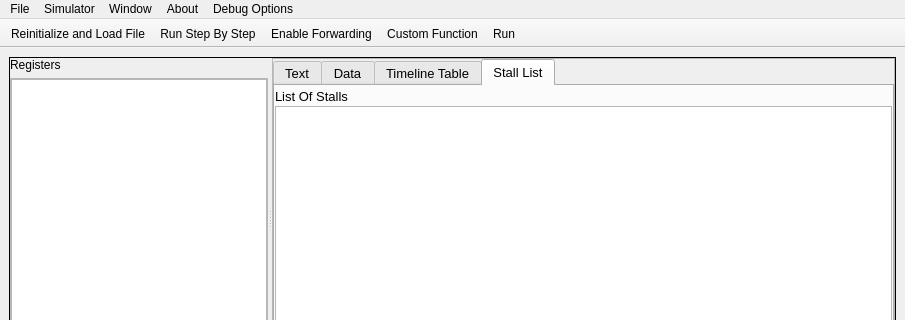
Qt form mainwindow.ui (GithinGeorge2k1/CO_MIPS_SIMULATOR) before a commit; both pictures show x 0 to 905 and y 0 to 320 of the 905 by 635 pixel window.
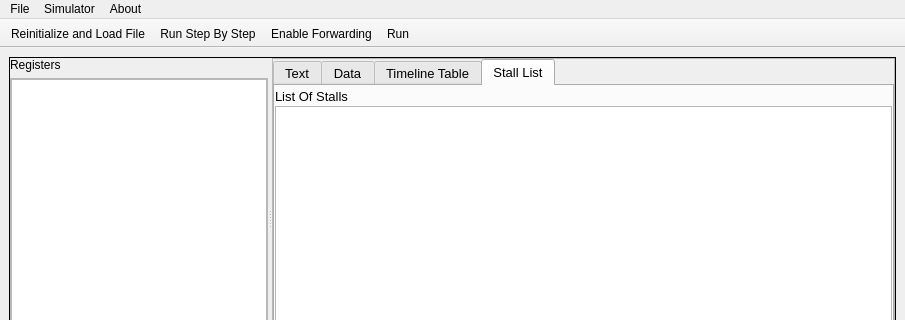
The same form after that commit.

Commit message: Polished UI components

```diff
--- a/mainwindow.ui
+++ b/mainwindow.ui
@@ -466,15 +466,6 @@
     <addaction name="separator"/>
     <addaction name="actionEnable_Forwarding"/>
    </widget>
-   <widget class="QMenu" name="menuWindow">
-    <property name="title">
-     <string>Window</string>
-    </property>
-    <addaction name="actionRegisters"/>
-    <addaction name="actionData"/>
-    <addaction name="actionText"/>
-    <addaction name="actionConsole"/>
-   </widget>
    <widget class="QMenu" name="menuAbout">
     <property name="title">
      <string>About</string>
@@ -482,17 +473,9 @@
     <addaction name="separator"/>
     <addaction name="actionHelp"/>
    </widget>
-   <widget class="QMenu" name="menuDebug_Options">
-    <property name="title">
-     <string>Debug Options</string>
-    </property>
-    <addaction name="actionCustom_Function"/>
-   </widget>
    <addaction name="menuFile"/>
    <addaction name="menuSimulator"/>
-   <addaction name="menuWindow"/>
    <addaction name="menuAbout"/>
-   <addaction name="menuDebug_Options"/>
   </widget>
   <widget class="QStatusBar" name="statusbar"/>
   <widget class="QToolBar" name="toolBar">
@@ -529,7 +512,6 @@
    <addaction name="actionReinitialize_and_Load_File"/>
    <addaction name="actionRun_Step_By_Step"/>
    <addaction name="actionEnable_Forwarding"/>
-   <addaction name="actionCustom_Function"/>
    <addaction name="actionRun"/>
   </widget>
   <action name="actionReinitialize_and_Load_File">
@@ -577,11 +559,6 @@
     <string>Run Step By Step</string>
    </property>
   </action>
-  <action name="actionCustom_Function">
-   <property name="text">
-    <string>Custom Function</string>
-   </property>
-  </action>
   <action name="actionHelp">
    <property name="text">
     <string>Help</string>
```
Left out of the diff: 20 changed lines with no effect on the pictures. The commit also changes 2 other files.
